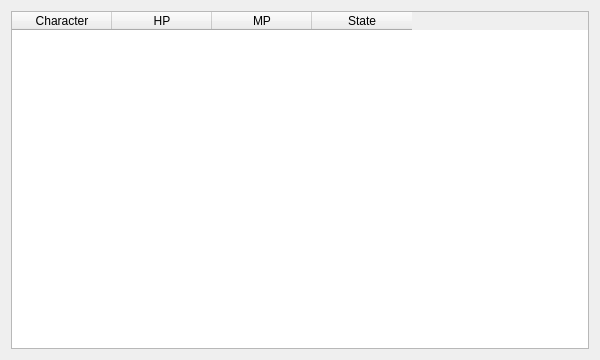
Before: the Qt Designer form rl_ui/dashboardwidget.ui in SandSnip3r/Hyperbot, drawn with Qt 5.
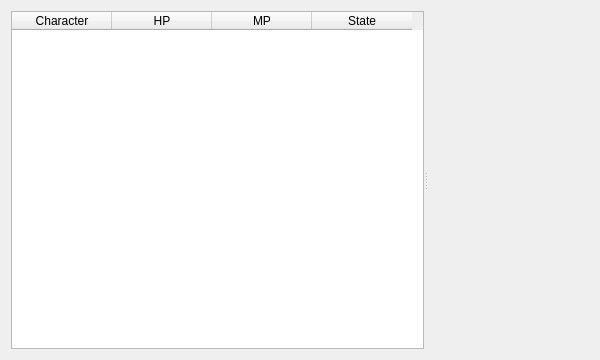
After: the same form once the commit is applied.

Commit message: Implement split-panel UI

```diff
--- a/rl_ui/dashboardwidget.ui
+++ b/rl_ui/dashboardwidget.ui
@@ -12,6 +12,10 @@
   </property>
   <layout class="QHBoxLayout" name="horizontalLayout">
    <item>
+    <widget class="QSplitter" name="splitter">
+     <property name="orientation">
+      <enum>Qt::Horizontal</enum>
+     </property>
     <widget class="QTableWidget" name="statusTable">
      <property name="rowCount">
       <number>0</number>
@@ -39,6 +43,8 @@
        <string>State</string>
       </property>
      </column>
+     </widget>
+     <widget class="QWidget" name="detailContainer"/>
     </widget>
    </item>
   </layout>
```
Lines whose indentation alone changed are shown as unchanged. The commit also changes 7 other files.
